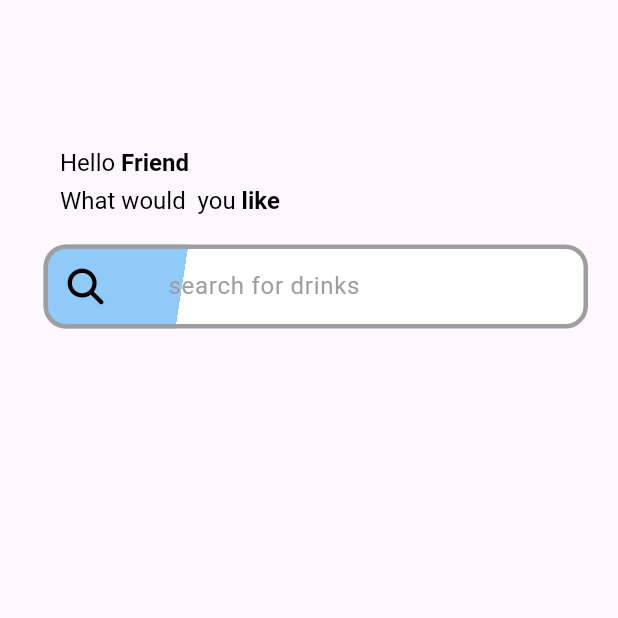
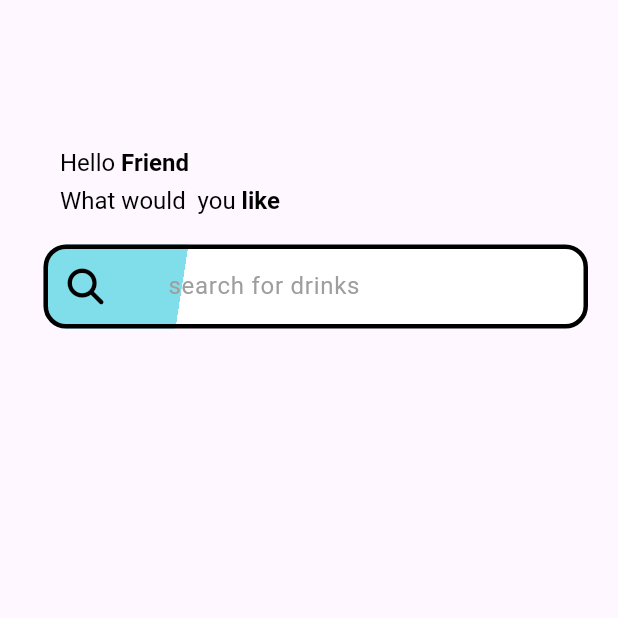
Before and after one commit to Amjadyabroudi128/drinks-, a Flutter app: the screen it shows after launch, on a phone screen of 412 x 824 dp, the top half of it. Run offline on Flutter 3.47's test engine with Material 3 defaults, Android fonts, the light colour scheme and no system bars; our stand-ins replace font_awesome_flutter.

Commit message:
color cyan

```diff
--- a/lib/core/features/themes/colors.dart
+++ b/lib/core/features/themes/colors.dart
@@ -2,8 +2,8 @@
 import 'package:flutter/material.dart';
 
 Color blackIcon = Colors.black;
-Color borderColor = Colors.grey;
+Color borderColor = Colors.black;
  List<Color> searchFiled = [
-  Colors.blue.shade200,
+  Colors.cyan[200]!,
   Colors.white
 ];
```
